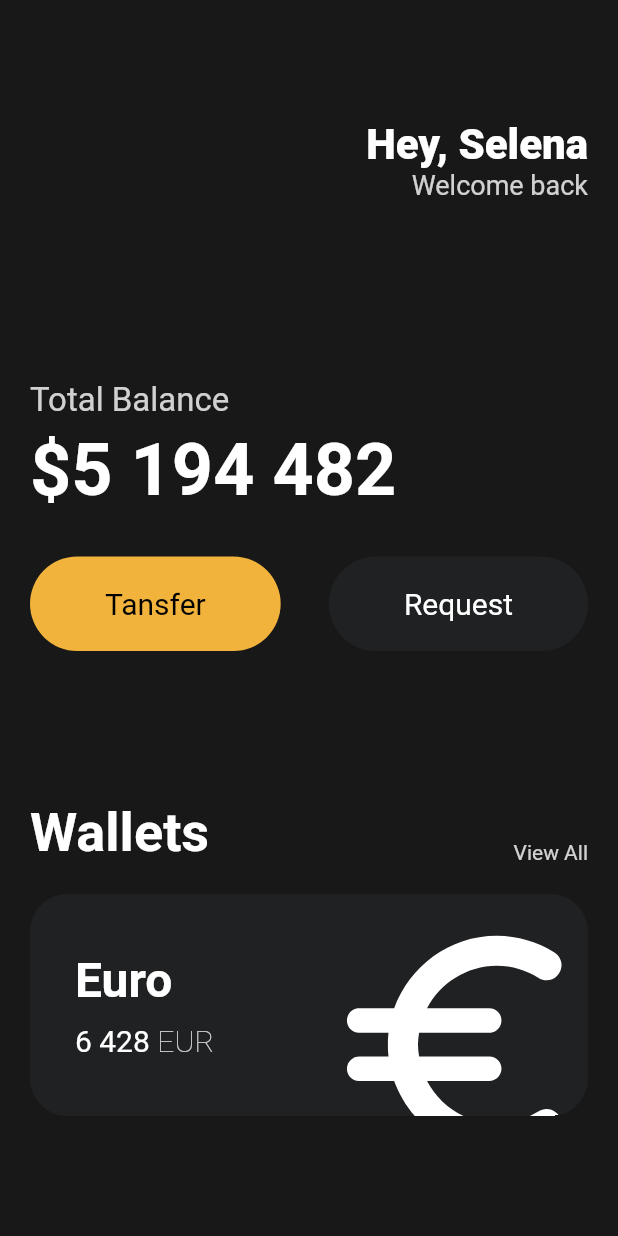
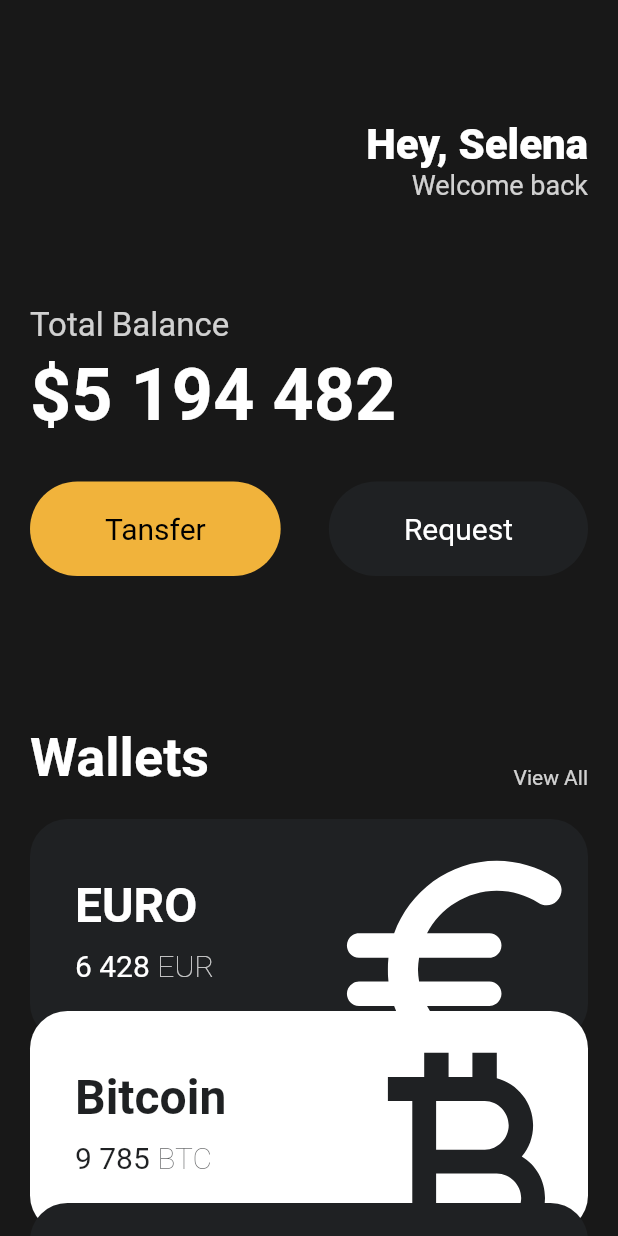
Before and after one commit to woajun/nomard_toolfix, a Flutter app: the screen it shows after launch, on a phone screen of 412 x 824 dp. Run offline on Flutter 3.47's test engine with Material 2 defaults, Android fonts, the phone set to English and light mode, and no system bars.

Commit message:
add card & use SingleChildScrollView

```diff
--- a/lib/main.dart
+++ b/lib/main.dart
@@ -1,4 +1,5 @@
 import 'package:flutter/material.dart';
+import 'package:toonflix/widgets/currency_card.dart';
 
 import 'widgets/button.dart';
 
@@ -14,7 +15,8 @@ class App extends StatelessWidget {
     return MaterialApp(
       home: Scaffold(
         backgroundColor: const Color(0xFF181818),
-        body: Padding(
+        body: SingleChildScrollView(
+          child: Padding(
             padding: const EdgeInsets.symmetric(
               horizontal: 20,
             ),
@@ -50,7 +52,7 @@ class App extends StatelessWidget {
                   ],
                 ),
                 const SizedBox(
-                height: 120,
+                  height: 70,
                 ),
                 Text(
                   'Total Balance',
@@ -108,72 +110,35 @@ class App extends StatelessWidget {
                 const SizedBox(
                   height: 20,
                 ),
-              Container(
-                clipBehavior: Clip.hardEdge,
-                decoration: BoxDecoration(
-                  color: const Color(0xFF1f2123),
-                  borderRadius: BorderRadius.circular(25),
+                const CurrencyCard(
+                  name: 'EURO',
+                  code: 'EUR',
+                  amount: '6 428',
+                  icon: Icons.euro_rounded,
+                  isInverted: false,
                 ),
-                child: Padding(
-                  padding: const EdgeInsets.all(30),
-                  child: Row(
-                    mainAxisAlignment: MainAxisAlignment.spaceBetween,
-                    children: [
-                      Column(
-                        crossAxisAlignment: CrossAxisAlignment.start,
-                        children: [
-                          const Text(
-                            "Euro",
-                            style: TextStyle(
-                              color: Colors.white,
-                              fontSize: 32,
-                              fontWeight: FontWeight.w600,
+                Transform.translate(
+                  offset: const Offset(0, -20),
+                  child: const CurrencyCard(
+                    name: 'Bitcoin',
+                    code: 'BTC',
+                    amount: '9 785',
+                    icon: Icons.currency_bitcoin,
+                    isInverted: true,
                   ),
                 ),
-                          const SizedBox(
-                            height: 10,
-                          ),
-                          Row(
-                            children: [
-                              const Text(
-                                '6 428',
-                                style: TextStyle(
-                                  color: Colors.white,
-                                  fontSize: 20,
-                                  fontWeight: FontWeight.w400,
-                                ),
-                              ),
-                              const SizedBox(
-                                width: 5,
-                              ),
-                              Text(
-                                'EUR',
-                                style: TextStyle(
-                                  color: Colors.white.withOpacity(0.8),
-                                  fontSize: 20,
-                                  fontWeight: FontWeight.w200,
+                Transform.translate(
+                  offset: const Offset(0, -40),
+                  child: const CurrencyCard(
+                    name: 'Dollar',
+                    code: 'USD',
+                    amount: '428',
+                    icon: Icons.attach_money_outlined,
+                    isInverted: false,
                   ),
                 ),
               ],
-                          )
-                        ],
             ),
-                      Transform.scale(
-                        scale: 2.2,
-                        child: Transform.translate(
-                          offset: const Offset(-5, 12),
-                          child: const Icon(
-                            Icons.euro_rounded,
-                            color: Colors.white,
-                            size: 88,
-                          ),
-                        ),
-                      )
-                    ],
-                  ),
-                ),
-              )
-            ],
           ),
         ),
       ),
--- /dev/null
+++ b/lib/widgets/currency_card.dart
@@ -0,0 +1,91 @@
+import 'package:flutter/material.dart';
+
+class CurrencyCard extends StatelessWidget {
+  final String name, code, amount;
+  final IconData icon;
+  final bool isInverted;
+
+  final _blackColor = const Color(0xFF1f2123);
+
+  const CurrencyCard({
+    super.key,
+    required this.name,
+    required this.amount,
+    required this.icon,
+    required this.code,
+    required this.isInverted,
+  });
+
+  @override
+  Widget build(BuildContext context) {
+    var textColor = isInverted ? _blackColor : Colors.white;
+    return Container(
+      clipBehavior: Clip.hardEdge,
+      decoration: BoxDecoration(
+        color: isInverted ? Colors.white : _blackColor,
+        borderRadius: BorderRadius.circular(25),
+      ),
+      child: Padding(
+        padding: const EdgeInsets.all(30),
+        child: Row(
+          mainAxisAlignment: MainAxisAlignment.spaceBetween,
+          children: [
+            Column(
+              crossAxisAlignment: CrossAxisAlignment.start,
+              children: [
+                Text(
+                  name,
+                  style: TextStyle(
+                    color: textColor,
+                    fontSize: 32,
+                    fontWeight: FontWeight.w600,
+                  ),
+                ),
+                const SizedBox(
+                  height: 10,
+                ),
+                Row(
+                  children: [
+                    Text(
+                      amount,
+                      style: TextStyle(
+                        color: textColor,
+                        fontSize: 20,
+                        fontWeight: FontWeight.w400,
+                      ),
+                    ),
+                    const SizedBox(
+                      width: 5,
+                    ),
+                    Text(
+                      code,
+                      style: TextStyle(
+                        color: textColor.withOpacity(0.8),
+                        fontSize: 20,
+                        fontWeight: FontWeight.w200,
+                      ),
+                    ),
+                  ],
+                )
+              ],
+            ),
+            Transform.scale(
+              scale: 2.2,
+              child: Transform.translate(
+                offset: const Offset(
+                  -5,
+                  12,
+                ),
+                child: Icon(
+                  icon,
+                  color: textColor,
+                  size: 88,
+                ),
+              ),
+            )
+          ],
+        ),
+      ),
+    );
+  }
+}
```
Lines whose indentation alone changed are shown as unchanged.
